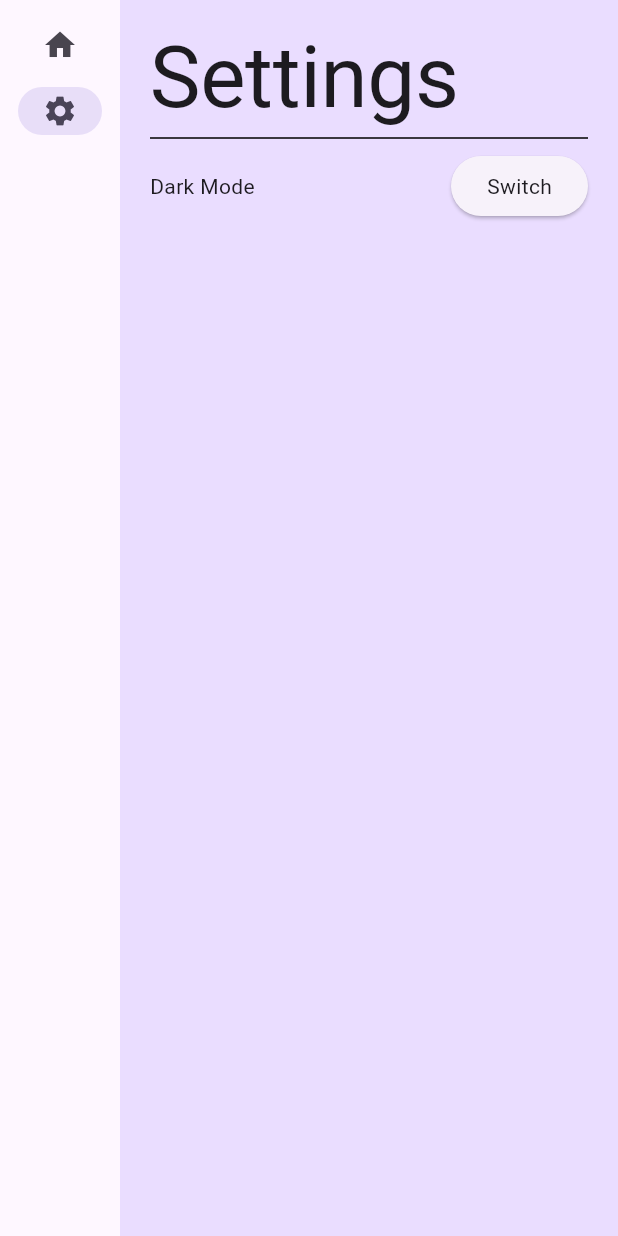
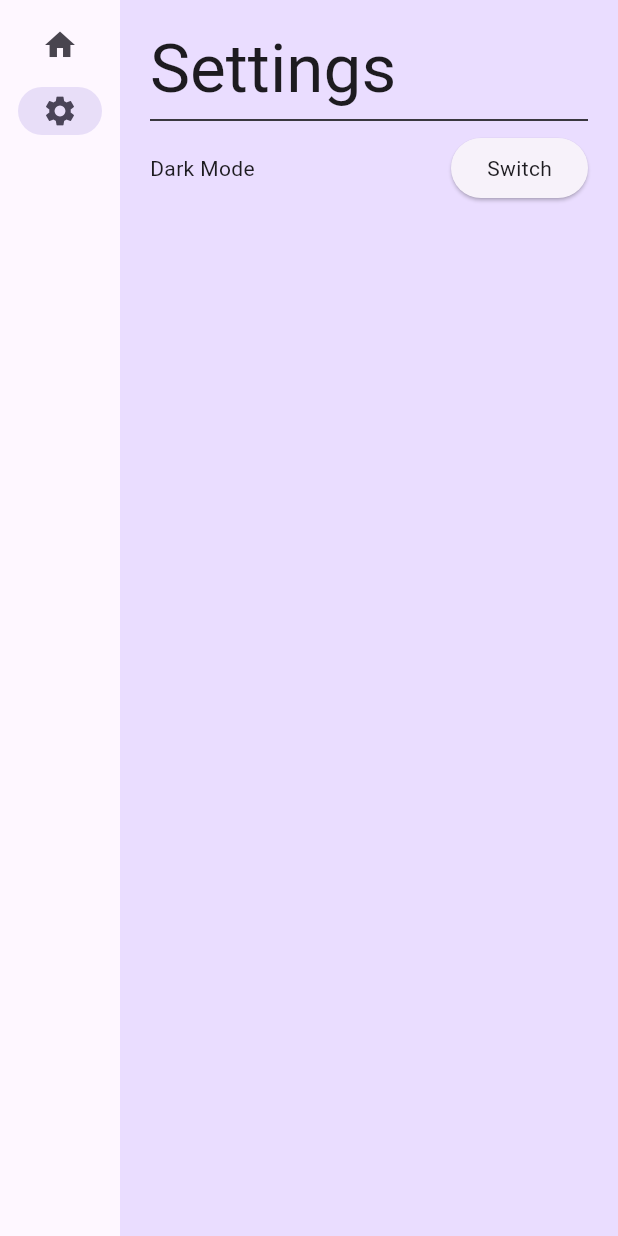
Before and after one commit to davrichter/FontSet, a Flutter app: the screen it shows after launch, after a tap on "Settings", on a phone screen of 412 x 824 dp. Run offline on Flutter 3.47's test engine with Material 2 defaults, Android fonts, the phone set to English and light mode, and no system bars; network calls fail.

Commit message:
Improve FontCard, slighly improve performance.

```diff
--- a/lib/main.dart
+++ b/lib/main.dart
@@ -101,11 +101,11 @@ class _MyHomePageState extends State<MyHomePage> {
                   extended: constraints.maxWidth >= 600,
                   destinations: [
                     NavigationRailDestination(
-                      icon: Icon(Icons.home),
+                      icon: const Icon(Icons.home),
                       label: Text('Home', style: theme.textTheme.bodyMedium),
                     ),
                     NavigationRailDestination(
-                      icon: Icon(Icons.settings),
+                      icon: const Icon(Icons.settings),
                       label: Text('Settings', style: theme.textTheme.bodyMedium),
                     ),
                   ],
@@ -134,6 +134,7 @@ class _MyHomePageState extends State<MyHomePage> {
 class FontPage extends StatelessWidget {
   Future<Fonts>? fonts = fetchFonts();
 
+  @override
   Widget build(BuildContext context) {
     return Column(
     mainAxisAlignment: MainAxisAlignment.center,
@@ -181,9 +182,9 @@ class SettingsPage extends StatelessWidget {
             children: [
               Text(
                 'Settings',
-                  style: theme.textTheme.displayLarge,
+                style: theme.textTheme.displayMedium,
               ),
-                Divider(
+              const Divider(
                 color: Colors.black,
               ),
               Row(children: [
@@ -191,7 +192,7 @@ class SettingsPage extends StatelessWidget {
                   'Dark Mode',
                   style: theme.textTheme.bodyMedium,
                 ),
-                  Spacer(),
+                const Spacer(),
                 ElevatedButton(
                   onPressed: () {
                     if (appState.appTheme == Brightness.light) {
@@ -207,7 +208,8 @@ class SettingsPage extends StatelessWidget {
                 ),
               ]),
             ],
-            ))
+          )
+        )
       ],
     );
   }
@@ -221,12 +223,31 @@ class FontCard extends StatelessWidget {
   @override
   Widget build(BuildContext context) {
     return Card(
+      child: Padding(
+        padding: const EdgeInsets.all(8.0),
+        child: Row(
+          mainAxisSize: MainAxisSize.max,
+          children: [
+            Expanded(
               child: Column(
+                crossAxisAlignment: CrossAxisAlignment.start,
                 children: [
                   Text(font.family),
                   Text(font.category),
-          Text(font.lastModified.year.toString()),
                 ],
+              ),
+            ),
+
+            Expanded(
+              child: Column(
+                crossAxisAlignment: CrossAxisAlignment.end,
+                children: [
+                  Text("${font.variants.length.toString()} variants"),
+                ],
+              ),
+            )
+          ],
+        ),
       ),
     );
   }
```
Lines whose indentation alone changed are shown as unchanged.
